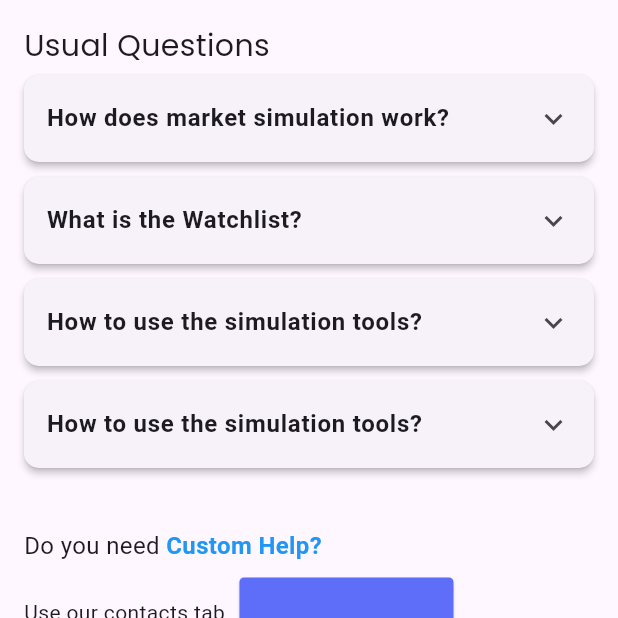
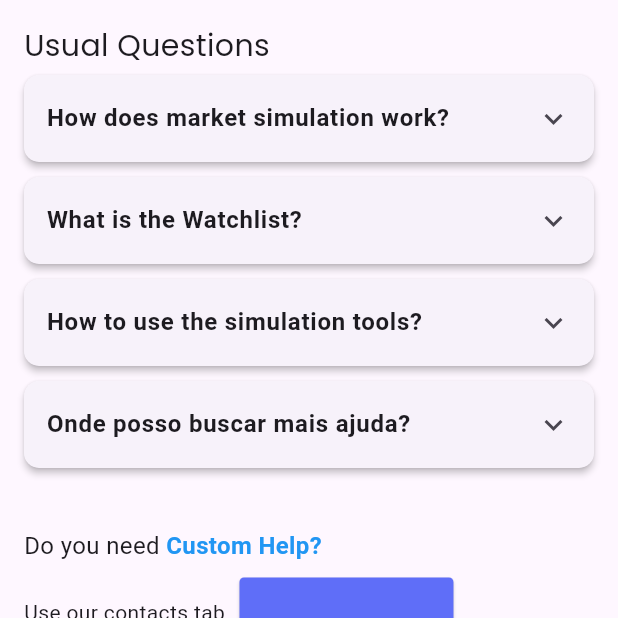
Before and after one commit to MauricioReisdoefer/rendify-frontend, a Flutter app: the DuvidasFrequentesPage screen opened directly, on a phone screen of 412 x 824 dp, the top half of it. Run offline on Flutter 3.47's test engine with Material 3 defaults, Android fonts, the phone set to English and light mode, and no system bars; our stand-ins replace easy_localization, equatable, fl_chart, flutter_bloc, google_fonts.

Commit message:
Correções mínimas

```diff
--- a/assets/translations/pt-BR.json
+++ b/assets/translations/pt-BR.json
@@ -29,6 +29,8 @@
   "A Watchlist é uma lista personalizada de ativos que você deseja acompanhar frequentemente.": "A Watchlist é uma lista personalizada de ativos que você deseja acompanhar frequentemente.",
   "Como usar as ferramentas de simulação?": "Como usar as ferramentas de simulação?",
   "Acesse a aba \"Simulador\", selecione os ativos desejados e defina as condições para iniciar a simulação.": "Acesse a aba \"Simulador\", selecione os ativos desejados e defina as condições para iniciar a simulação.",
+  "Onde posso buscar mais ajuda?": "Onde posso buscar mais ajuda?",
+  "Para buscar ajuda sobre algo específico, vá até o final da página até nossa aba de Contatos. Para saber mais clique no botão “Saiba Mais” na página de Contatos": "Para buscar ajuda sobre algo específico, vá até o final da página até nossa aba de Contatos. Para saber mais clique no botão “Saiba Mais” na página de Contatos",
   "Você precisa de ": "Você precisa de ",
   "Ajuda Personalizada?": "Ajuda Personalizada?",
   "Bem-vindo ao Simulador, Cliente":"Bem-vindo ao Simulador, Cliente",
@@ -36,5 +38,6 @@
   "Configurações":"Configurações",
   "Comprar ações":"Comprar ações",
   "Total em estoque: ":"Total em estoque: ",
-  "em ": "em "
+  "em ": "em ",
+  "Preencha os campos corretamente": "Preencha os campos corretamente"
 }
--- a/lib/to-do/screens/duvidas_screen.dart
+++ b/lib/to-do/screens/duvidas_screen.dart
@@ -23,8 +23,8 @@ class DuvidasFrequentesPage extends StatelessWidget {
             question: 'Como usar as ferramentas de simulação?'.tr(),
             answer: 'Acesse a aba "Simulador", selecione os ativos desejados e defina as condições para iniciar a simulação.'.tr(),),
           FAQTile(
-            question: 'Como usar as ferramentas de simulação?'.tr(),
-            answer: '...'.tr(),
+            question: 'Onde posso buscar mais ajuda?'.tr(),
+            answer: 'Para buscar ajuda sobre algo específico, vá até o final da página até nossa aba de Contatos. Para saber mais clique no botão “Saiba Mais” na página de Contatos'.tr(),
           ),
           const SizedBox(height: 30),
           Text.rich(
```
Also changed, not shown: lib/features/auth/presentation/screens/login_and_cadastro_page.dart (+18 -2 lines), lib/to-do/screens/purchase.dart (+8 -7 lines), 1 other file.
